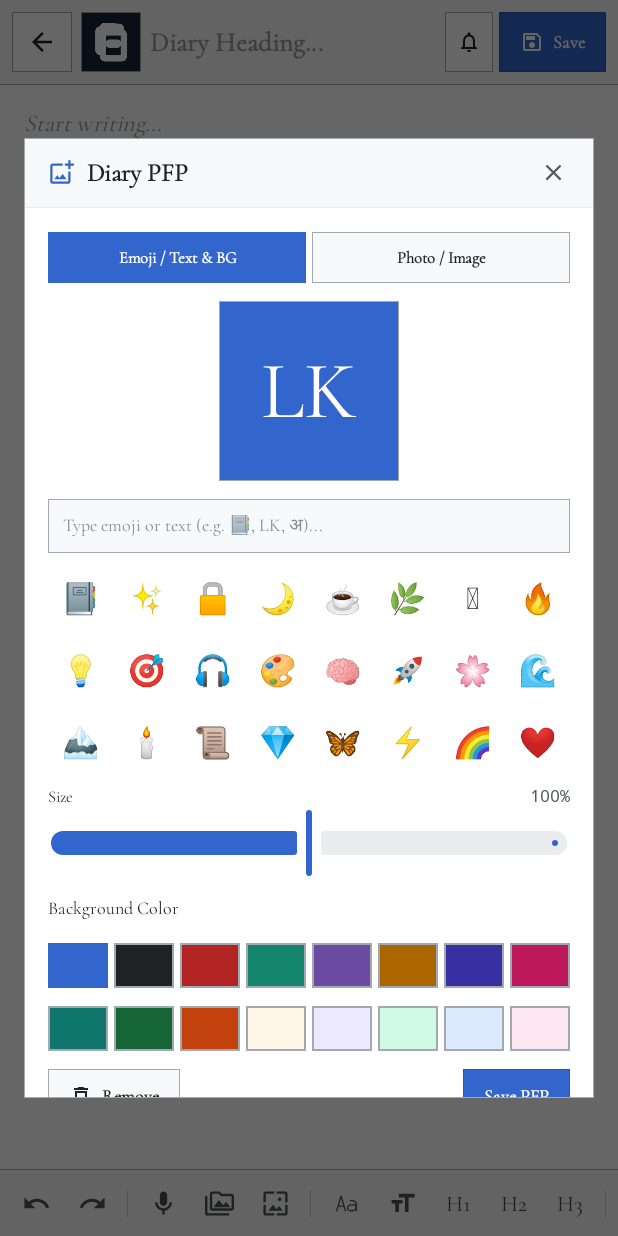
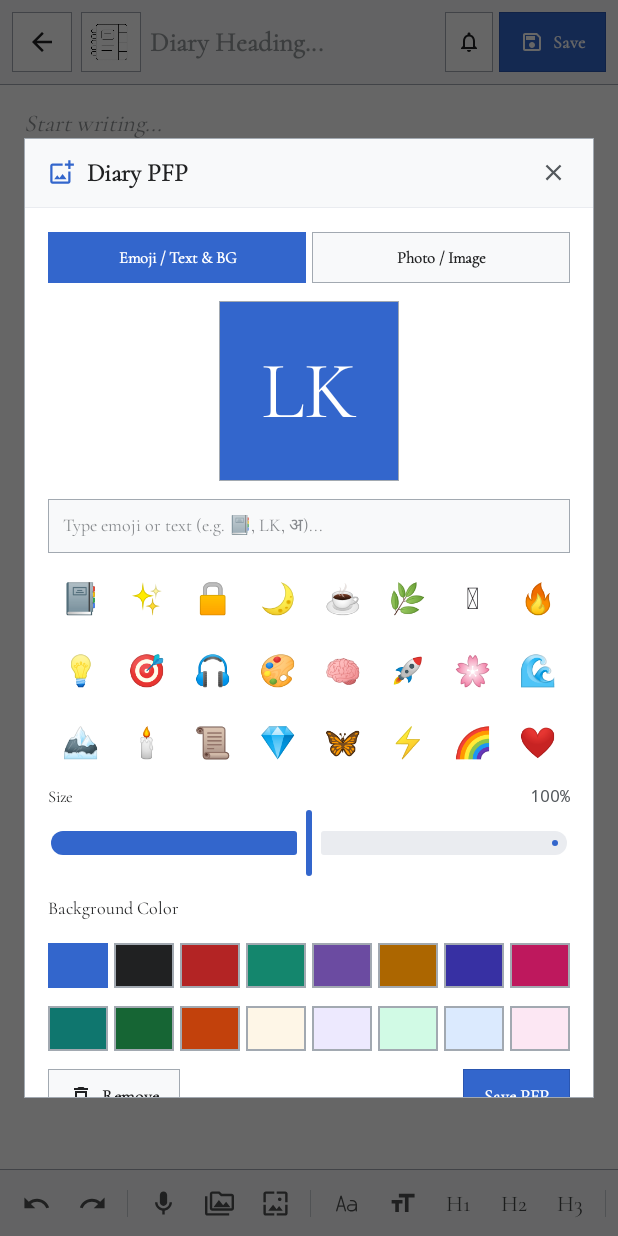
Before and after one commit to chaptain-chamerica/RamLal, an Android app built with Jetpack Compose: the composable WorkspaceScreen shown on its own in the app's theme, after a tap on "App Icon", on a phone screen of 412 x 824 dp. Run offline under Robolectric (Android 15) with nearby library versions, the phone set to English and light mode, and no system bars.

Commit message:
refactor: update UI styling and app icon
Adjust timestamp text opacity in screens for better readability and replace the app launcher icon with a custom vector asset.

```diff
--- a/app/src/main/java/com/likkho/diary/BackupScreens.kt
+++ b/app/src/main/java/com/likkho/diary/BackupScreens.kt
@@ -326,7 +326,7 @@ fun BackedUpDiariesScreen(vm: AppViewModel, onClose: () -> Unit) {
                                 Row(verticalAlignment = Alignment.CenterVertically) {
                                     Icon(Icons.Outlined.CalendarToday, null, tint = w.muted, modifier = Modifier.size(11.dp))
                                     Spacer(Modifier.width(4.dp))
-                                    Text("${log.dateStamp} · ${log.timeStamp}", style = monoStyle(11.sp, w.muted))
+                                    Text("${log.dateStamp} · ${log.timeStamp}", style = monoStyle(11.sp, w.muted.copy(alpha = 0.78f)))
                                 }
                             }
                             WikiButton("Read", { reading = log; readingUnlocked = false; diaryPin = ""; diaryPinError = null }, icon = Icons.Outlined.Visibility, height = 34.dp, fontSize = 11)
@@ -363,7 +363,7 @@ fun BackedUpDiariesScreen(vm: AppViewModel, onClose: () -> Unit) {
                     Text(log.heading.ifBlank { "Untitled Diary" }, style = serifStyle(22.sp, w.text))
                     Row(verticalAlignment = Alignment.CenterVertically) {
                         Icon(Icons.Outlined.Schedule, null, tint = w.muted, modifier = Modifier.size(12.dp)); Spacer(Modifier.width(4.dp))
-                        Text("${log.dateStamp} · ${log.timeStamp}" + if (log.pinned) "   • Pinned" else "", style = monoStyle(10.sp, w.muted))
+                        Text("${log.dateStamp} · ${log.timeStamp}" + if (log.pinned) "   • Pinned" else "", style = monoStyle(10.sp, w.muted.copy(alpha = 0.78f)))
                     }
                     // TODO(StudioAI): render real rich content (contentHtml) here
                     Text(log.contentHtml.ifBlank { "Empty content." }, style = proseStyle(16.sp, if (log.contentHtml.isBlank()) w.muted else w.text), lineHeight = 27.sp)
--- a/app/src/main/java/com/likkho/diary/HomeScreen.kt
+++ b/app/src/main/java/com/likkho/diary/HomeScreen.kt
@@ -157,12 +157,13 @@ private fun DiaryRow(vm: AppViewModel, log: DiaryLog) {
                 Text(preview, style = proseStyle(14.sp, w.text.copy(alpha = 0.65f)), maxLines = 1, overflow = TextOverflow.Ellipsis, modifier = Modifier.padding(top = 3.dp))
             }
             Column(Modifier.padding(top = 5.dp), verticalArrangement = Arrangement.spacedBy(2.dp)) {
-                Text("Created: ${log.dateStamp} · ${log.timeStamp}", style = monoStyle(11.sp, w.muted))
+                val timestampStyle = monoStyle(11.sp, w.muted.copy(alpha = 0.78f))
+                Text("Created: ${log.dateStamp} · ${log.timeStamp}", style = timestampStyle)
                 val rem = log.reminderAt
                 Row(verticalAlignment = Alignment.CenterVertically) {
-                    Text("Modified: ${log.updatedDateStamp} · ${log.updatedTimeStamp}", style = monoStyle(11.sp, w.muted))
+                    Text("Modified: ${log.updatedDateStamp} · ${log.updatedTimeStamp}", style = timestampStyle)
                     if (rem != null && rem > System.currentTimeMillis()) {
-                        Text(" · ", style = monoStyle(11.sp, w.muted))
+                        Text(" · ", style = timestampStyle)
                         Icon(Icons.Outlined.NotificationsActive, null, tint = w.accent, modifier = Modifier.size(12.dp))
                         Spacer(Modifier.width(3.dp))
                         Text(fmtTime(rem), style = monoStyle(11.sp, w.accent))
@@ -204,15 +205,14 @@ private fun MenuItem(icon: androidx.compose.ui.graphics.vector.ImageVector, labe
 @Composable
 fun PfpAvatar(pfp: Pfp?, size: Dp, modifier: Modifier = Modifier) {
     val w = wiki()
+    if (pfp == null || (pfp.source == null && pfp.text.isNullOrBlank())) {
         Box(
             modifier = modifier
                 .size(size)
-            .background(if (pfp == null || (pfp.source == null && pfp.text.isNullOrBlank())) Color(0xFF1E293B) else Color(pfp.bgColor))
+                .background(Color.White)
                 .wikiBorder(w.border, 0.5.dp),
             contentAlignment = Alignment.Center,
         ) {
-        when {
-            pfp == null || (pfp.source == null && pfp.text.isNullOrBlank()) -> {
             Image(
                 painter = painterResource(R.drawable.ic_ramlal_icon),
                 contentDescription = "App Icon",
@@ -220,8 +220,18 @@ fun PfpAvatar(pfp: Pfp?, size: Dp, modifier: Modifier = Modifier) {
                 contentScale = ContentScale.Crop,
             )
         }
-            pfp.source != null -> Icon(Icons.Outlined.Image, null, tint = Color.White, modifier = Modifier.size(size / 2))
-            else -> Text(
+    } else {
+        Box(
+            modifier = modifier
+                .size(size)
+                .background(Color(pfp.bgColor))
+                .wikiBorder(w.border, 0.5.dp),
+            contentAlignment = Alignment.Center,
+        ) {
+            if (pfp.source != null) {
+                Icon(Icons.Outlined.Image, null, tint = Color.White, modifier = Modifier.size(size / 2))
+            } else {
+                Text(
                     pfp.text.orEmpty(),
                     style = androidx.compose.ui.text.TextStyle(
                         fontFamily = WikiFonts.serif,
@@ -231,6 +241,7 @@ fun PfpAvatar(pfp: Pfp?, size: Dp, modifier: Modifier = Modifier) {
                     ),
                     maxLines = 1,
                 )
+            }
         }
     }
 }
--- a/app/src/main/res/drawable/ic_launcher_background.xml
+++ b/app/src/main/res/drawable/ic_launcher_background.xml
@@ -1,2 +1,2 @@
 <?xml version="1.0" encoding="utf-8"?>
-<color xmlns:android="http://schemas.android.com/apk/res/android">#1E293B</color>
+<color xmlns:android="http://schemas.android.com/apk/res/android">#FFFFFF</color>
```
Also changed, not shown: app/src/main/res/drawable/ic_launcher_foreground.xml (+60 -7 lines), app/src/main/res/drawable/ic_ramlal_icon.png, app/src/main/res/mipmap-hdpi/ic_launcher.png, app/src/main/res/mipmap-hdpi/ic_launcher_round.png, app/src/main/res/mipmap-mdpi/ic_launcher.png, app/src/main/res/mipmap-mdpi/ic_launcher_round.png, app/src/main/res/mipmap-xhdpi/ic_launcher.png, app/src/main/res/mipmap-xhdpi/ic_launcher_round.png, app/src/main/res/mipmap-xxhdpi/ic_launcher.png, app/src/main/res/mipmap-xxhdpi/ic_launcher_round.png, app/src/main/res/mipmap-xxxhdpi/ic_launcher.png, app/src/main/res/mipmap-xxxhdpi/ic_launcher_round.png, 5 other files. Lines whose indentation alone changed are shown as unchanged.
